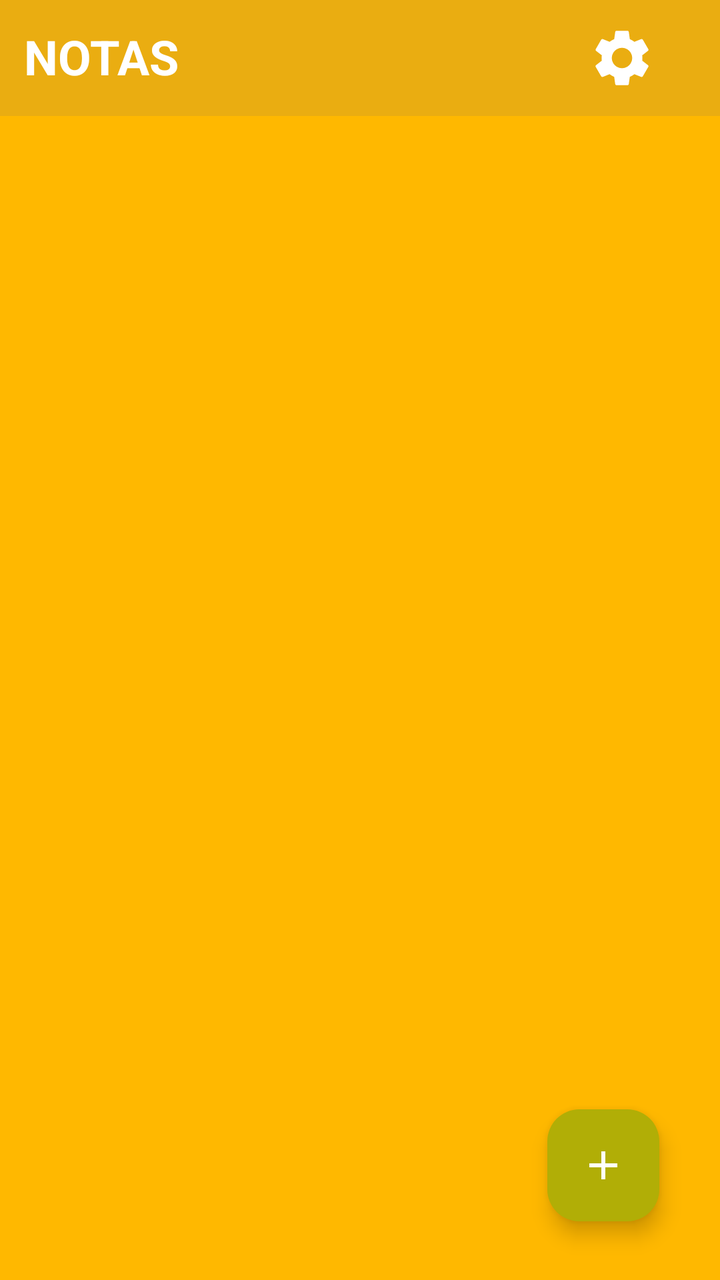
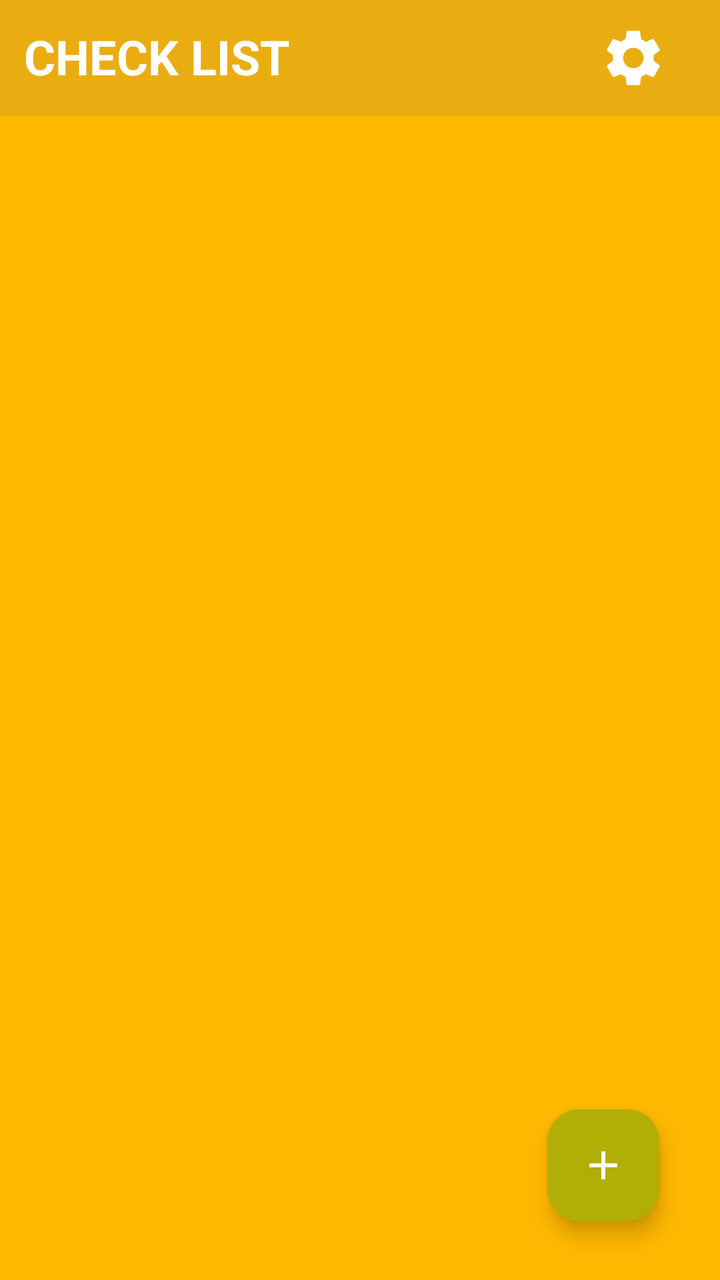

Before-and-after screenshots of an Android layout around one commit, followed by the original layout XML and the change that was made.
<!-- AndroidManifest.xml: application theme Theme.NotasApp -->
<!-- res/layout/fragment_home.xml -->
<?xml version="1.0" encoding="utf-8"?>
<androidx.constraintlayout.widget.ConstraintLayout xmlns:android="http://schemas.android.com/apk/res/android"
    xmlns:app="http://schemas.android.com/apk/res-auto"
    xmlns:tools="http://schemas.android.com/tools"
    android:layout_width="match_parent"
    android:layout_height="match_parent"
    android:background="#FFB800"
    tools:context=".ui.fragment.HomeFragment">


    <LinearLayout
        android:id="@+id/ll_title"
        android:layout_width="match_parent"
        android:layout_height="wrap_content"
        android:background="#EAAD11"
        android:orientation="horizontal"
        app:layout_constraintEnd_toEndOf="parent"
        app:layout_constraintStart_toStartOf="parent"
        app:layout_constraintTop_toTopOf="parent">

        <TextView
            android:layout_width="wrap_content"
            android:layout_height="wrap_content"
            android:layout_margin="12dp"
            android:layout_weight="4"
            android:text="NOTAS"
            android:textColor="@color/white"
            android:textSize="24sp"
            android:textStyle="bold" />

        <ImageView
            android:id="@+id/btn_Settings"
            android:layout_width="34dp"
            android:layout_height="34dp"
            android:layout_margin="12dp"
            android:layout_weight="1"
            android:background="?selectableItemBackgroundBorderless"
            android:src="@drawable/baseline_settings_24"
            app:tint="@color/white" />
    </LinearLayout>

    <ScrollView
        android:layout_width="0dp"
        android:layout_height="0dp"
        app:layout_constraintBottom_toBottomOf="parent"
        app:layout_constraintEnd_toEndOf="parent"
        app:layout_constraintStart_toStartOf="parent"
        app:layout_constraintTop_toBottomOf="@+id/ll_title">

        <androidx.recyclerview.widget.RecyclerView
            android:id="@+id/rv_notes"
            android:layout_width="match_parent"
            android:layout_height="match_parent"
            tools:listitem="@layout/item_notes" />


    </ScrollView>

    <com.google.android.material.floatingactionbutton.FloatingActionButton
        android:id="@+id/btn_AddNote"
        android:layout_width="wrap_content"
        android:layout_height="wrap_content"
        android:backgroundTint="#B1AE06"
        android:src="@drawable/add_ic"
        app:layout_constraintBottom_toBottomOf="parent"
        app:layout_constraintEnd_toEndOf="parent"
        app:layout_constraintHorizontal_bias="0.9"
        app:layout_constraintStart_toStartOf="parent"
        app:layout_constraintTop_toTopOf="parent"
        app:layout_constraintVertical_bias="0.95"
        app:tint="@color/white" />


</androidx.constraintlayout.widget.ConstraintLayout>
<!-- res/layout/item_notes.xml (included above) -->
<?xml version="1.0" encoding="utf-8"?>
<androidx.cardview.widget.CardView xmlns:android="http://schemas.android.com/apk/res/android"
    xmlns:app="http://schemas.android.com/apk/res-auto"
    android:layout_width="match_parent"
    android:layout_height="wrap_content"
    android:layout_marginBottom="3dp"
    android:elevation="12dp">

    <LinearLayout
        android:layout_width="match_parent"
        android:layout_height="wrap_content"
        android:background="#FFB800"
        android:gravity="center">

        <CheckBox
            android:id="@+id/cb_note"
            android:layout_width="wrap_content"
            android:layout_height="wrap_content"
            android:checked="true"
            android:text="|"
            android:textColor="@color/white"
            android:textSize="24dp"
            app:buttonTint ="#EF6C00"
            />

        <TextView
            android:id="@+id/tv_Note"
            android:layout_width="wrap_content"
            android:layout_height="wrap_content"
            android:layout_weight="3"
            android:text="Aqui va una nota"
            android:textColor="@color/black"
            android:textSize="16sp"
            android:visibility="visible" />

        <EditText
            android:id="@+id/et_update"
            android:layout_width="wrap_content"
            android:layout_height="wrap_content"
            android:layout_weight="3"
            android:inputType="textCapSentences"
            android:textColor="@color/black"
            android:visibility="gone" />

        <ImageView
            android:id="@+id/btn_Update"
            android:layout_width="wrap_content"
            android:layout_height="wrap_content"
            android:layout_marginHorizontal="12dp"
            android:src="@drawable/update"
            app:tint="@color/white" />

        <ImageView
            android:id="@+id/btn_Delete"
            android:layout_width="wrap_content"
            android:layout_height="wrap_content"
            android:layout_marginRight="10dp"
            android:src="@drawable/delte_ic"
            app:tint="#FF0000" />

        <ImageView
            android:id="@+id/btn_Check"
            android:layout_width="wrap_content"
            android:layout_height="wrap_content"
            android:layout_marginHorizontal="12dp"
            android:src="@drawable/check_ic"
            android:visibility="gone"
            app:tint="#176700" />

        <ImageView
            android:id="@+id/btn_CLose"
            android:layout_width="wrap_content"
            android:layout_height="wrap_content"
            android:layout_marginRight="10dp"
            android:src="@drawable/baseline_close_24"
            android:visibility="gone"
            app:tint="#FF0000" />


    </LinearLayout>


</androidx.cardview.widget.CardView>
<!-- resources referenced by this layout -->
<resources>
  <color name="black">#FF000000</color>
  <color name="white">#FFFFFFFF</color>
  <!-- drawable add_ic (drawable) -->
  <vector android:height="24dp" android:tint="#000000"
      android:viewportHeight="24" android:viewportWidth="24"
      android:width="24dp" xmlns:android="http://schemas.android.com/apk/res/android">
      <path android:fillColor="@android:color/white" android:pathData="M19,13h-6v6h-2v-6H5v-2h6V5h2v6h6v2z"/>
  </vector>
  <!-- drawable baseline_close_24 (drawable) -->
  <vector android:height="24dp" android:tint="#000000"
      android:viewportHeight="24" android:viewportWidth="24"
      android:width="24dp" xmlns:android="http://schemas.android.com/apk/res/android">
      <path android:fillColor="@android:color/white" android:pathData="M19,6.41L17.59,5 12,10.59 6.41,5 5,6.41 10.59,12 5,17.59 6.41,19 12,13.41 17.59,19 19,17.59 13.41,12z"/>
  </vector>
  <!-- drawable baseline_settings_24 (drawable) -->
  <vector android:height="24dp" android:tint="#000000"
      android:viewportHeight="24" android:viewportWidth="24"
      android:width="24dp" xmlns:android="http://schemas.android.com/apk/res/android">
      <path android:fillColor="@android:color/white" android:pathData="M19.14,12.94c0.04,-0.3 0.06,-0.61 0.06,-0.94c0,-0.32 -0.02,-0.64 -0.07,-0.94l2.03,-1.58c0.18,-0.14 0.23,-0.41 0.12,-0.61l-1.92,-3.32c-0.12,-0.22 -0.37,-0.29 -0.59,-0.22l-2.39,0.96c-0.5,-0.38 -1.03,-0.7 -1.62,-0.94L14.4,2.81c-0.04,-0.24 -0.24,-0.41 -0.48,-0.41h-3.84c-0.24,0 -0.43,0.17 -0.47,0.41L9.25,5.35C8.66,5.59 8.12,5.92 7.63,6.29L5.24,5.33c-0.22,-0.08 -0.47,0 -0.59,0.22L2.74,8.87C2.62,9.08 2.66,9.34 2.86,9.48l2.03,1.58C4.84,11.36 4.8,11.69 4.8,12s0.02,0.64 0.07,0.94l-2.03,1.58c-0.18,0.14 -0.23,0.41 -0.12,0.61l1.92,3.32c0.12,0.22 0.37,0.29 0.59,0.22l2.39,-0.96c0.5,0.38 1.03,0.7 1.62,0.94l0.36,2.54c0.05,0.24 0.24,0.41 0.48,0.41h3.84c0.24,0 0.44,-0.17 0.47,-0.41l0.36,-2.54c0.59,-0.24 1.13,-0.56 1.62,-0.94l2.39,0.96c0.22,0.08 0.47,0 0.59,-0.22l1.92,-3.32c0.12,-0.22 0.07,-0.47 -0.12,-0.61L19.14,12.94zM12,15.6c-1.98,0 -3.6,-1.62 -3.6,-3.6s1.62,-3.6 3.6,-3.6s3.6,1.62 3.6,3.6S13.98,15.6 12,15.6z"/>
  </vector>
  <!-- drawable check_ic (drawable) -->
  <vector android:height="24dp" android:tint="#000000"
      android:viewportHeight="24" android:viewportWidth="24"
      android:width="24dp" xmlns:android="http://schemas.android.com/apk/res/android">
      <path android:fillColor="@android:color/white" android:pathData="M9,16.17L4.83,12l-1.42,1.41L9,19 21,7l-1.41,-1.41z"/>
  </vector>
  <!-- drawable delte_ic (drawable) -->
  <vector android:height="24dp" android:tint="#000000"
      android:viewportHeight="24" android:viewportWidth="24"
      android:width="24dp" xmlns:android="http://schemas.android.com/apk/res/android">
      <path android:fillColor="@android:color/white" android:pathData="M6,19c0,1.1 0.9,2 2,2h8c1.1,0 2,-0.9 2,-2V7H6v12zM19,4h-3.5l-1,-1h-5l-1,1H5v2h14V4z"/>
  </vector>
  <!-- drawable update (drawable) -->
  <vector android:height="24dp" android:tint="#000000"
      android:viewportHeight="24" android:viewportWidth="24"
      android:width="24dp" xmlns:android="http://schemas.android.com/apk/res/android">
      <path android:fillColor="@android:color/white" android:pathData="M3,17.25V21h3.75L17.81,9.94l-3.75,-3.75L3,17.25zM20.71,7.04c0.39,-0.39 0.39,-1.02 0,-1.41l-2.34,-2.34c-0.39,-0.39 -1.02,-0.39 -1.41,0l-1.83,1.83 3.75,3.75 1.83,-1.83z"/>
  </vector>
  <style name="Theme.NotasApp" parent="Base.Theme.NotasApp" />
  <style name="Base.Theme.NotasApp" parent="Theme.Material3.DayNight.NoActionBar">
          
          
      </style>
</resources>

<!-- the commit's change to res/layout/fragment_home.xml (unified diff, before → after) -->
@@ -23,7 +23,7 @@
             android:layout_height="wrap_content"
             android:layout_margin="12dp"
             android:layout_weight="4"
-            android:text="NOTAS"
+            android:text="CHECK LIST"
             android:textColor="@color/white"
             android:textSize="24sp"
             android:textStyle="bold" />
